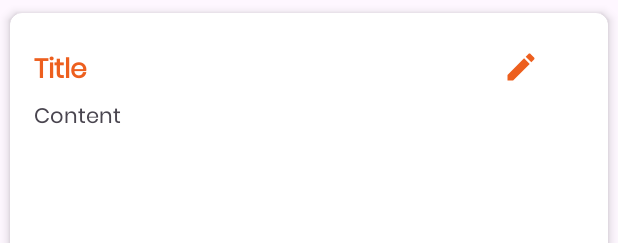
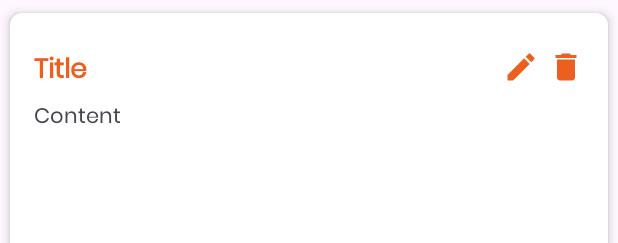
Before and after one commit to NipunKeshan/TASK_MANAGER_Mobile-App, an Android app: the layout note_item.xml on its own in the app's theme, with its tools: preview values and no code run, on a phone screen of 412 x 824 dp. Shown: the top 243 px of the screen. Run offline under Robolectric (Android 15) with nearby library versions, the phone set to English and light mode, and no system bars.

Commit message:
Delete Added

```diff
--- /dev/null
+++ b/app/src/main/res/drawable/baseline_delete_24.xml
@@ -0,0 +1,5 @@
+<vector android:height="24dp" android:tint="#ED5F1E"
+    android:viewportHeight="24" android:viewportWidth="24"
+    android:width="24dp" xmlns:android="http://schemas.android.com/apk/res/android">
+    <path android:fillColor="@android:color/white" android:pathData="M6,19c0,1.1 0.9,2 2,2h8c1.1,0 2,-0.9 2,-2V7H6v12zM19,4h-3.5l-1,-1h-5l-1,1H5v2h14V4z"/>
+</vector>
--- a/app/src/main/res/layout/note_item.xml
+++ b/app/src/main/res/layout/note_item.xml
@@ -37,6 +37,13 @@
                 android:layout_marginEnd="30dp"
                 android:src="@drawable/baseline_edit_24"></ImageView>
 
+            <ImageView
+                android:layout_width="24dp"
+                android:layout_height="24dp"
+                android:id="@+id/deleteButton"
+                android:layout_alignParentEnd="true"
+                android:src="@drawable/baseline_delete_24"></ImageView>
+
         </RelativeLayout>
 
         <TextView
```
Also changed, not shown: app/src/main/java/com/example/task_manager/NotesAdapter.kt (+12 -0 lines), app/src/main/java/com/example/task_manager/NotesDatabaseHelper.kt (+8 -0 lines).
